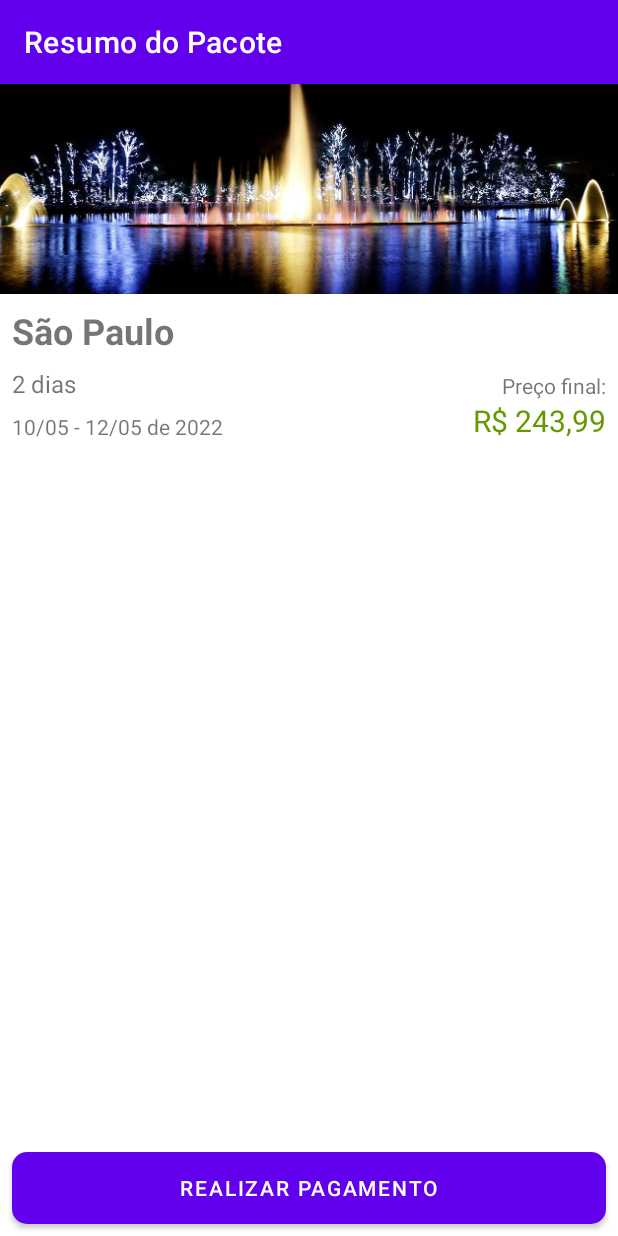
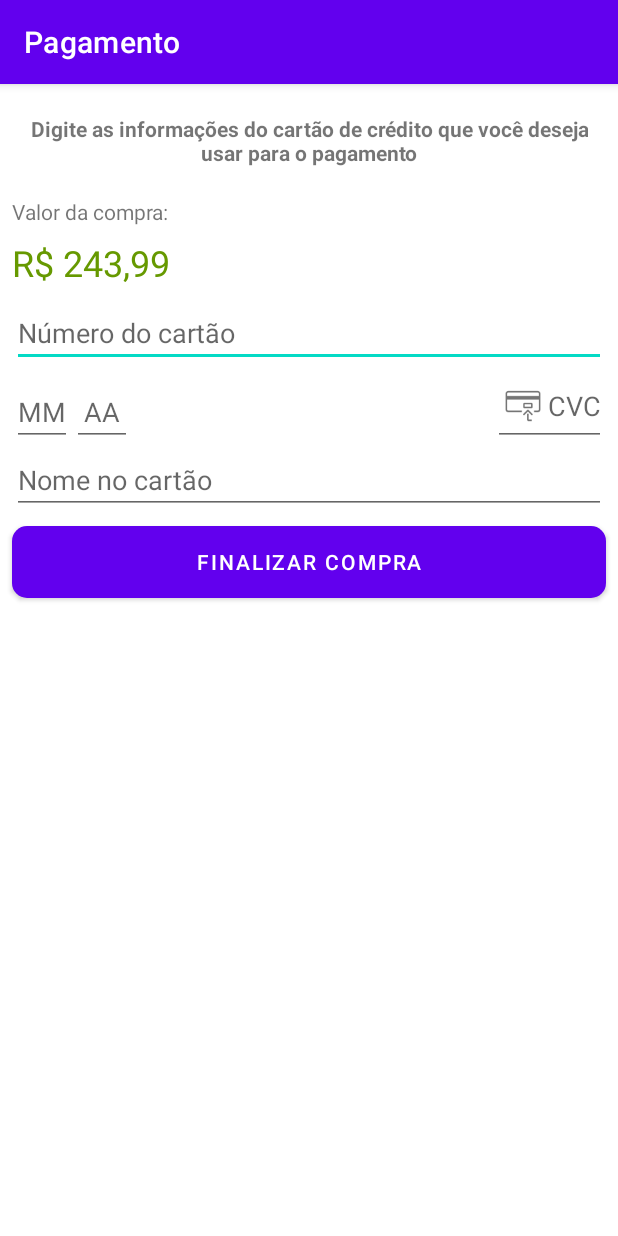
Before and after one commit to Lucas-Maranhao/LM-Viagens, an Android app: the screen it shows after launch (ResumoPacoteActivity before the commit, PagamentoActivity after it), on a phone screen of 412 x 824 dp. Run offline under Robolectric (Android 15) with nearby library versions, the phone set to English and light mode, and no system bars.

Commit message:
Criando o layout de pagamento

```diff
--- a/app/src/main/AndroidManifest.xml
+++ b/app/src/main/AndroidManifest.xml
@@ -1,6 +1,6 @@
 <?xml version="1.0" encoding="utf-8"?>
 <manifest xmlns:android="http://schemas.android.com/apk/res/android"
-    package="com.example.dreamplace" >
+    package="com.example.dreamplace">
 
     <application
         android:allowBackup="true"
@@ -8,13 +8,16 @@
         android:label="@string/app_name"
         android:roundIcon="@mipmap/ic_launcher_round"
         android:supportsRtl="true"
-        android:theme="@style/Theme.DreamPlace" >
+        android:theme="@style/Theme.DreamPlace">
+        <activity
+            android:name=".ui.activity.PagamentoActivity"
+            android:exported="false" />
         <activity
             android:name=".ui.activity.ResumoPacoteActivity"
             android:exported="false" />
         <activity
             android:name=".ui.activity.ListaPacotesActivity"
-            android:exported="true" >
+            android:exported="true">
             <intent-filter>
                 <action android:name="android.intent.action.MAIN" />
 
--- /dev/null
+++ b/app/src/main/java/com/example/dreamplace/ui/activity/PagamentoActivity.java
@@ -0,0 +1,35 @@
+package com.example.dreamplace.ui.activity;
+
+import androidx.appcompat.app.AppCompatActivity;
+
+import android.os.Bundle;
+import android.widget.TextView;
+
+import com.example.dreamplace.R;
+import com.example.dreamplace.model.Pacote;
+import com.example.dreamplace.util.MoedaUtil;
+
+import java.math.BigDecimal;
+
+public class PagamentoActivity extends AppCompatActivity {
+
+    public static final String TITULO_APPBAR = "Pagamento";
+
+    @Override
+    protected void onCreate(Bundle savedInstanceState) {
+        super.onCreate(savedInstanceState);
+        setContentView(R.layout.activity_pagamento);
+
+        setTitle(TITULO_APPBAR);
+
+        Pacote pacoteSaoPaulo = new Pacote("São Paulo", "sao_paulo_sp", 2, new BigDecimal("243.99"));
+
+        mostraPreco(pacoteSaoPaulo);
+    }
+
+    private void mostraPreco(Pacote pacote) {
+        TextView preco = findViewById(R.id.pagamento_preco_pacote);
+        String moedaBrasileira = MoedaUtil.formataParaBrasileiro(pacote.getPreco());
+        preco.setText(moedaBrasileira);
+    }
+}
--- a/app/src/main/java/com/example/dreamplace/ui/activity/ResumoPacoteActivity.java
+++ b/app/src/main/java/com/example/dreamplace/ui/activity/ResumoPacoteActivity.java
@@ -1,5 +1,6 @@
 package com.example.dreamplace.ui.activity;
 
+import android.content.Intent;
 import android.graphics.drawable.Drawable;
 import android.os.Bundle;
 import android.widget.ImageView;
@@ -37,6 +38,9 @@ public class ResumoPacoteActivity extends AppCompatActivity {
         mostraDias(pacoteSaoPaulo);
         mostraPreco(pacoteSaoPaulo);
         mostraData(pacoteSaoPaulo);
+
+        Intent intent = new Intent(this, PagamentoActivity.class);
+        startActivity(intent);
     }
 
     private void mostraData(Pacote pacote) {
--- /dev/null
+++ b/app/src/main/res/layout/activity_pagamento.xml
@@ -0,0 +1,122 @@
+<?xml version="1.0" encoding="utf-8"?>
+<androidx.constraintlayout.widget.ConstraintLayout xmlns:android="http://schemas.android.com/apk/res/android"
+    xmlns:app="http://schemas.android.com/apk/res-auto"
+    xmlns:tools="http://schemas.android.com/tools"
+    android:layout_width="match_parent"
+    android:layout_height="match_parent">
+
+    <TextView
+        android:id="@+id/pagamento_orientacao"
+        android:layout_width="0dp"
+        android:layout_height="wrap_content"
+        android:layout_margin="20dp"
+        android:text="@string/orientacao_pagamento"
+        android:textAlignment="center"
+        android:textStyle="bold"
+        app:layout_constraintEnd_toEndOf="parent"
+        app:layout_constraintStart_toStartOf="parent"
+        app:layout_constraintTop_toTopOf="parent" />
+
+    <TextView
+        android:id="@+id/pagamento_valor_da_compra"
+        android:layout_width="wrap_content"
+        android:layout_height="wrap_content"
+        android:layout_marginStart="8dp"
+        android:layout_marginTop="20dp"
+        android:layout_marginEnd="8dp"
+        android:text="@string/valor_da_compra"
+        app:layout_constraintStart_toStartOf="parent"
+        app:layout_constraintTop_toBottomOf="@+id/pagamento_orientacao" />
+
+    <TextView
+        android:id="@+id/pagamento_preco_pacote"
+        android:layout_width="wrap_content"
+        android:layout_height="wrap_content"
+        android:layout_marginTop="8dp"
+        android:textColor="@android:color/holo_green_dark"
+        android:textSize="24sp"
+        app:layout_constraintStart_toStartOf="@+id/pagamento_valor_da_compra"
+        app:layout_constraintTop_toBottomOf="@+id/pagamento_valor_da_compra"
+        tools:text="R$ 243.99" />
+
+    <EditText
+        android:id="@+id/pagamento_numero_cartao"
+        android:layout_width="0dp"
+        android:layout_height="wrap_content"
+        android:layout_margin="8dp"
+        android:hint="@string/numero_do_cartao"
+        android:importantForAutofill="no"
+        android:inputType="number"
+        android:maxLength="12"
+        app:layout_constraintEnd_toEndOf="parent"
+        app:layout_constraintStart_toStartOf="parent"
+        app:layout_constraintTop_toBottomOf="@+id/pagamento_preco_pacote"
+        tools:ignore="TextContrastCheck,TouchTargetSizeCheck" />
+
+    <EditText
+        android:id="@+id/pagamento_mes_cartao"
+        android:layout_width="40dp"
+        android:layout_height="wrap_content"
+        android:hint="@string/mes_cartao"
+        android:importantForAutofill="no"
+        android:inputType="number"
+        android:maxLength="2"
+        android:textAlignment="center"
+        app:layout_constraintBottom_toBottomOf="@+id/pagamento_cvc_cartao"
+        app:layout_constraintStart_toStartOf="@id/pagamento_numero_cartao"
+        tools:ignore="TextContrastCheck,TouchTargetSizeCheck" />
+
+    <EditText
+        android:id="@+id/pagamento_ano_cartao"
+        android:layout_width="40dp"
+        android:layout_height="wrap_content"
+        android:hint="@string/ano_cartao"
+        android:importantForAutofill="no"
+        android:inputType="number"
+        android:maxLength="2"
+        android:textAlignment="center"
+        app:layout_constraintBottom_toBottomOf="@+id/pagamento_cvc_cartao"
+        app:layout_constraintStart_toEndOf="@id/pagamento_mes_cartao"
+        tools:ignore="TextContrastCheck,TouchTargetSizeCheck" />
+
+    <EditText
+        android:id="@+id/pagamento_cvc_cartao"
+        android:layout_width="wrap_content"
+        android:layout_height="wrap_content"
+        android:drawableStart="@drawable/ic_cvc_cartao_de_credito"
+        android:hint="@string/cvc_pagamento"
+        android:importantForAutofill="no"
+        android:inputType="number"
+        android:maxLength="3"
+        android:textAlignment="center"
+        app:layout_constraintEnd_toEndOf="@id/pagamento_numero_cartao"
+        app:layout_constraintTop_toBottomOf="@id/pagamento_numero_cartao"
+        tools:ignore="TextContrastCheck" />
+
+    <EditText
+        android:id="@+id/pagamento_nome_no_cartao"
+        android:layout_width="0dp"
+        android:layout_height="wrap_content"
+        android:digits="@string/mascara_nome_no_cartao"
+        android:hint="@string/nome_no_cartao"
+        android:importantForAutofill="no"
+        android:inputType="text"
+        app:layout_constraintEnd_toEndOf="@+id/pagamento_cvc_cartao"
+        app:layout_constraintStart_toStartOf="@+id/pagamento_mes_cartao"
+        app:layout_constraintTop_toBottomOf="@+id/pagamento_cvc_cartao"
+        tools:ignore="TextContrastCheck,TouchTargetSizeCheck" />
+
+    <Button
+        android:id="@+id/pagamento_botao_finaliza_compra"
+        android:layout_width="0dp"
+        android:layout_height="wrap_content"
+        android:layout_marginTop="8dp"
+        android:background="@drawable/botao_redondo_laranja"
+        android:text="@string/finalizar_compra"
+        android:textColor="@android:color/white"
+        app:layout_constraintEnd_toEndOf="@+id/pagamento_nome_no_cartao"
+        app:layout_constraintStart_toStartOf="@+id/pagamento_nome_no_cartao"
+        app:layout_constraintTop_toBottomOf="@+id/pagamento_nome_no_cartao" />
+
+
+</androidx.constraintlayout.widget.ConstraintLayout>
--- a/app/src/main/res/values/strings.xml
+++ b/app/src/main/res/values/strings.xml
@@ -6,4 +6,13 @@
     <string name="preco_final">Preço final:</string>
     <string name="realizar_pagamento">Realizar pagamento</string>
     <string name="imagem_do_pacote">Imagem do pacote</string>
+    <string name="mascara_nome_no_cartao">abcdefghijklmnopqrstuvwxyzçABCDEFGHIJKLMNOPQRSTUVWXYZÇ\u0020</string>
+    <string name="orientacao_pagamento">Digite as informações do cartão de crédito que você deseja usar para o pagamento</string>
+    <string name="valor_da_compra">Valor da compra:</string>
+    <string name="numero_do_cartao">Número do cartão</string>
+    <string name="mes_cartao">MM</string>
+    <string name="ano_cartao">AA</string>
+    <string name="finalizar_compra">Finalizar compra</string>
+    <string name="cvc_pagamento">CVC</string>
+    <string name="nome_no_cartao">Nome no cartão</string>
 </resources>
```
Also changed, not shown: app/src/main/res/drawable-hdpi/ic_cvc_cartao_de_credito.png (added), app/src/main/res/drawable-mdpi/ic_cvc_cartao_de_credito.png (added), app/src/main/res/drawable-xhdpi/ic_cvc_cartao_de_credito.png (added), app/src/main/res/drawable-xxhdpi/ic_cvc_cartao_de_credito.png (added), app/src/main/res/drawable-xxxhdpi/ic_cvc_cartao_de_credito.png (added), 6 other files.
